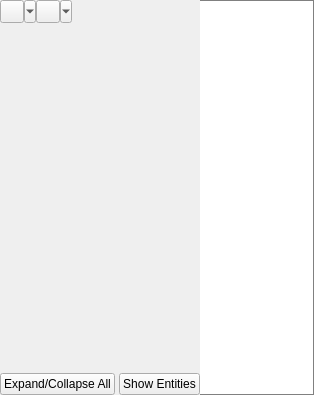
Qt form bin/data/ui/eceditor.ui (realXtend/tundra) before a commit.
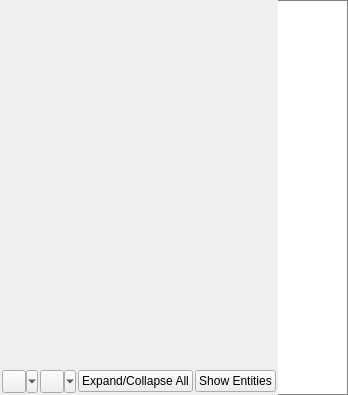
The same form after that commit.

Commit message: ECEditor/Gizmo/Undomanager: Dont forget undomanager memory even if entity selection changes in the same editor. Make Transform edits not merge if you grab different axises. Clean up EC editor appearance. Expose active axes from EC_TransformGizmo. Make ctrl+z and ctrl+y undo/redo when a editor is open. TODO: This might get weird if you have multiple editors with history opened.

Patch:
```diff
--- a/bin/data/ui/eceditor.ui
+++ b/bin/data/ui/eceditor.ui
@@ -6,7 +6,7 @@
    <rect>
     <x>0</x>
     <y>0</y>
-    <width>314</width>
+    <width>345</width>
     <height>395</height>
    </rect>
   </property>
@@ -46,43 +46,6 @@
         <property name="spacing">
          <number>0</number>
         </property>
-        <item>
-         <layout class="QHBoxLayout" name="horizontalLayout_2">
-          <item>
-           <widget class="QToolButton" name="undoButton">
-            <property name="text">
-             <string/>
-            </property>
-            <property name="popupMode">
-             <enum>QToolButton::MenuButtonPopup</enum>
-            </property>
-           </widget>
-          </item>
-          <item>
-           <widget class="QToolButton" name="redoButton">
-            <property name="text">
-             <string/>
-            </property>
-            <property name="popupMode">
-             <enum>QToolButton::MenuButtonPopup</enum>
-            </property>
-           </widget>
-          </item>
-          <item>
-           <spacer name="horizontalSpacer_2">
-            <property name="orientation">
-             <enum>Qt::Horizontal</enum>
-            </property>
-            <property name="sizeHint" stdset="0">
-             <size>
-              <width>40</width>
-              <height>20</height>
-             </size>
-            </property>
-           </spacer>
-          </item>
-         </layout>
-        </item>
         <item>
          <widget class="QWidget" name="browser_widget" native="true">
           <property name="sizePolicy">
@@ -104,28 +67,44 @@
         <item>
          <layout class="QHBoxLayout" name="horizontalLayout_3">
           <property name="spacing">
-           <number>0</number>
+           <number>2</number>
           </property>
+          <property name="margin">
+           <number>2</number>
+          </property>
+          <item>
+           <widget class="QToolButton" name="undoButton">
+            <property name="text">
+             <string/>
+            </property>
+            <property name="popupMode">
+             <enum>QToolButton::MenuButtonPopup</enum>
+            </property>
+           </widget>
+          </item>
+          <item>
+           <widget class="QToolButton" name="redoButton">
+            <property name="text">
+             <string/>
+            </property>
+            <property name="popupMode">
+             <enum>QToolButton::MenuButtonPopup</enum>
+            </property>
+           </widget>
+          </item>
           <item>
            <widget class="QPushButton" name="expandOrCollapseButton">
+            <property name="sizePolicy">
+             <sizepolicy hsizetype="Expanding" vsizetype="Fixed">
+              <horstretch>0</horstretch>
+              <verstretch>0</verstretch>
+             </sizepolicy>
+            </property>
             <property name="text">
              <string>Expand/Collapse All</string>
             </property>
            </widget>
           </item>
-          <item>
-           <spacer name="horizontalSpacer">
-            <property name="orientation">
-             <enum>Qt::Horizontal</enum>
-            </property>
-            <property name="sizeHint" stdset="0">
-             <size>
-              <width>40</width>
-              <height>20</height>
-             </size>
-            </property>
-           </spacer>
-          </item>
           <item>
            <widget class="QPushButton" name="but_show_entities">
             <property name="sizePolicy">
```
Left out of the diff: 3 changed lines with no effect on the pictures. The commit also changes 8 other files.
